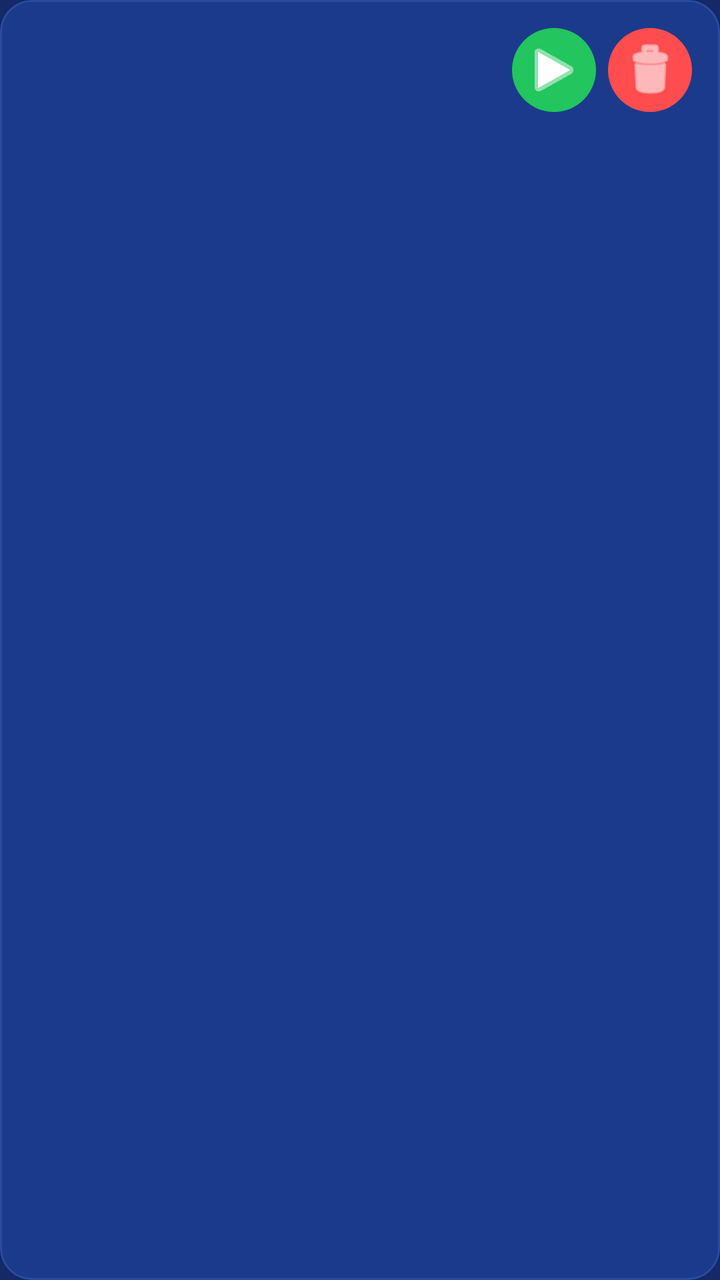
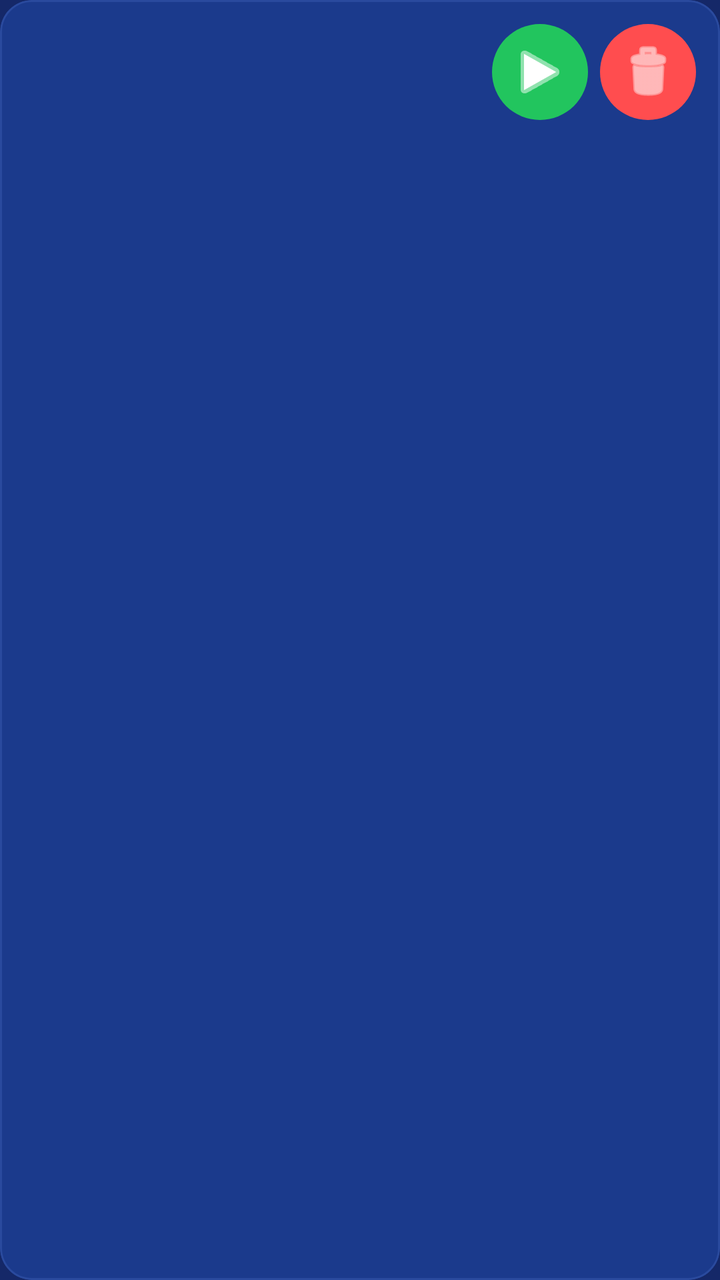

An Android layout rendered at two revisions. The XML below is the earlier revision; the diff shows what the commit changed to produce the second picture.
<!-- AndroidManifest.xml: application theme AppTheme -->
<!-- res/layout/item_macro.xml -->
<?xml version="1.0" encoding="utf-8"?>
<com.google.android.material.card.MaterialCardView xmlns:android="http://schemas.android.com/apk/res/android"
    xmlns:app="http://schemas.android.com/apk/res-auto"
    android:layout_width="match_parent"
    android:layout_height="wrap_content"
    android:layout_marginBottom="10dp"
    app:cardBackgroundColor="@color/surface"
    app:cardCornerRadius="16dp"
    app:cardElevation="0dp"
    app:strokeColor="@color/grid_line"
    app:strokeWidth="1dp">

    <LinearLayout
        android:layout_width="match_parent"
        android:layout_height="wrap_content"
        android:gravity="center_vertical"
        android:orientation="horizontal"
        android:padding="14dp">

        <LinearLayout
            android:id="@+id/body"
            android:layout_width="0dp"
            android:layout_height="wrap_content"
            android:layout_weight="1"
            android:orientation="vertical"
            android:paddingEnd="8dp">

            <TextView
                android:id="@+id/title"
                android:layout_width="match_parent"
                android:layout_height="wrap_content"
                android:ellipsize="end"
                android:maxLines="1"
                android:textColor="@color/text_primary"
                android:textSize="16sp"
                android:textStyle="bold" />

            <TextView
                android:id="@+id/meta"
                android:layout_width="match_parent"
                android:layout_height="wrap_content"
                android:layout_marginTop="2dp"
                android:textColor="@color/text_secondary"
                android:textSize="12sp" />
        </LinearLayout>

        <ImageButton
            android:id="@+id/btnPlay"
            android:layout_width="42dp"
            android:layout_height="42dp"
            android:layout_marginEnd="6dp"
            android:background="@drawable/bg_btn_play"
            android:contentDescription="Run"
            android:src="@android:drawable/ic_media_play"
            android:scaleType="centerInside"
            app:tint="@android:color/white" />

        <ImageButton
            android:id="@+id/btnDel"
            android:layout_width="42dp"
            android:layout_height="42dp"
            android:background="@drawable/bg_btn_del"
            android:contentDescription="Delete"
            android:src="@android:drawable/ic_menu_delete"
            android:scaleType="centerInside"
            app:tint="@android:color/white" />
    </LinearLayout>
</com.google.android.material.card.MaterialCardView>
<!-- resources referenced by this layout -->
<resources>
  <color name="grid_line">#2A4A9E</color>
  <color name="surface">#1B3A8C</color>
  <color name="text_primary">#FFFFFF</color>
  <color name="text_secondary">#A8C0E8</color>
  <!-- drawable bg_btn_del (drawable) -->
  <?xml version="1.0" encoding="utf-8"?>
  <shape xmlns:android="http://schemas.android.com/apk/res/android" android:shape="oval">
      <solid android:color="@color/danger" />
  </shape>
  <!-- drawable bg_btn_play (drawable) -->
  <?xml version="1.0" encoding="utf-8"?>
  <shape xmlns:android="http://schemas.android.com/apk/res/android" android:shape="oval">
      <solid android:color="@color/success" />
  </shape>
  <style name="AppTheme" parent="Theme.MaterialComponents.NoActionBar">
          <item name="android:statusBarColor">@color/bg_deep</item>
          <item name="android:navigationBarColor">@color/bg_deep</item>
          <item name="android:windowBackground">@color/bg</item>
          <item name="android:windowLightStatusBar">false</item>
          <item name="colorPrimary">@color/accent</item>
          <item name="colorOnPrimary">@android:color/white</item>
          <item name="colorSecondary">@color/success</item>
          <item name="android:fontFamily">sans-serif</item>
          <item name="android:textColorPrimary">@color/text_primary</item>
          <item name="android:textColorSecondary">@color/text_secondary</item>
      </style>
  <color name="danger">#FF4D4F</color>
  <color name="success">#22C55E</color>
  <color name="bg_deep">#0F1F52</color>
  <color name="bg">#152868</color>
  <color name="accent">#2D8CFF</color>
</resources>

<!-- the commit's change to res/layout/item_macro.xml (unified diff, before → after) -->
@@ -15,7 +15,7 @@
         android:layout_height="wrap_content"
         android:gravity="center_vertical"
         android:orientation="horizontal"
-        android:padding="14dp">
+        android:padding="12dp">
 
         <LinearLayout
             android:id="@+id/body"
@@ -46,8 +46,8 @@
 
         <ImageButton
             android:id="@+id/btnPlay"
-            android:layout_width="42dp"
-            android:layout_height="42dp"
+            android:layout_width="48dp"
+            android:layout_height="48dp"
             android:layout_marginEnd="6dp"
             android:background="@drawable/bg_btn_play"
             android:contentDescription="Run"
@@ -57,8 +57,8 @@
 
         <ImageButton
             android:id="@+id/btnDel"
-            android:layout_width="42dp"
-            android:layout_height="42dp"
+            android:layout_width="48dp"
+            android:layout_height="48dp"
             android:background="@drawable/bg_btn_del"
             android:contentDescription="Delete"
             android:src="@android:drawable/ic_menu_delete"
